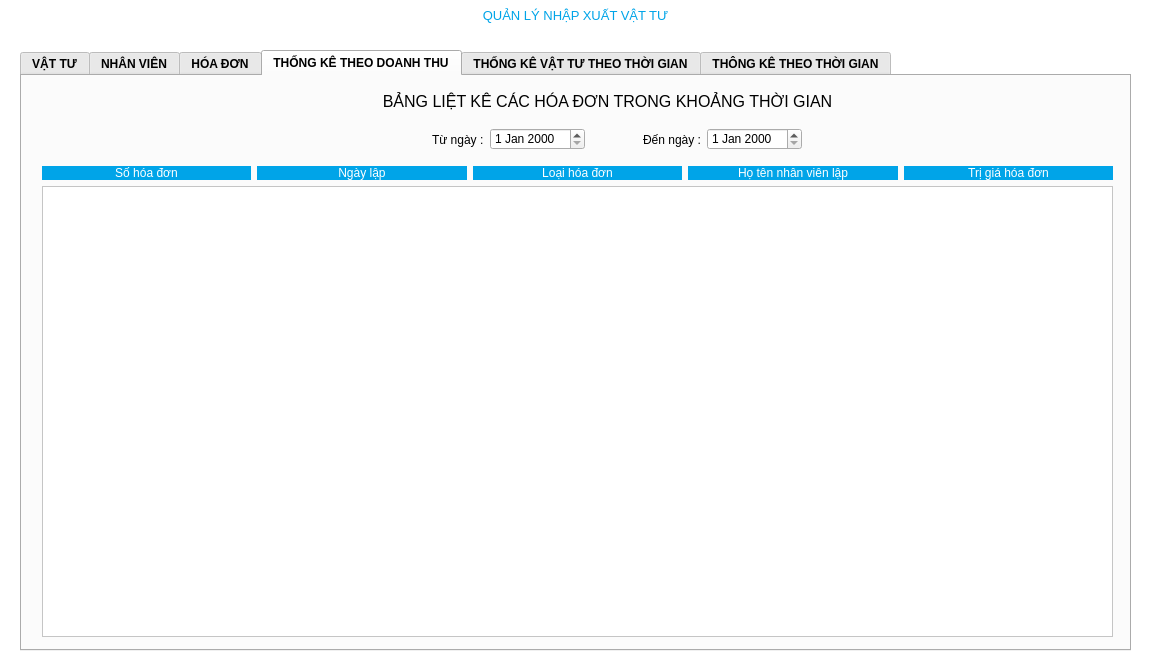
First picture: the form in src/view/mainwindow.ui, repository VinhNguyenD23/facilitiesManagement, before the edit.
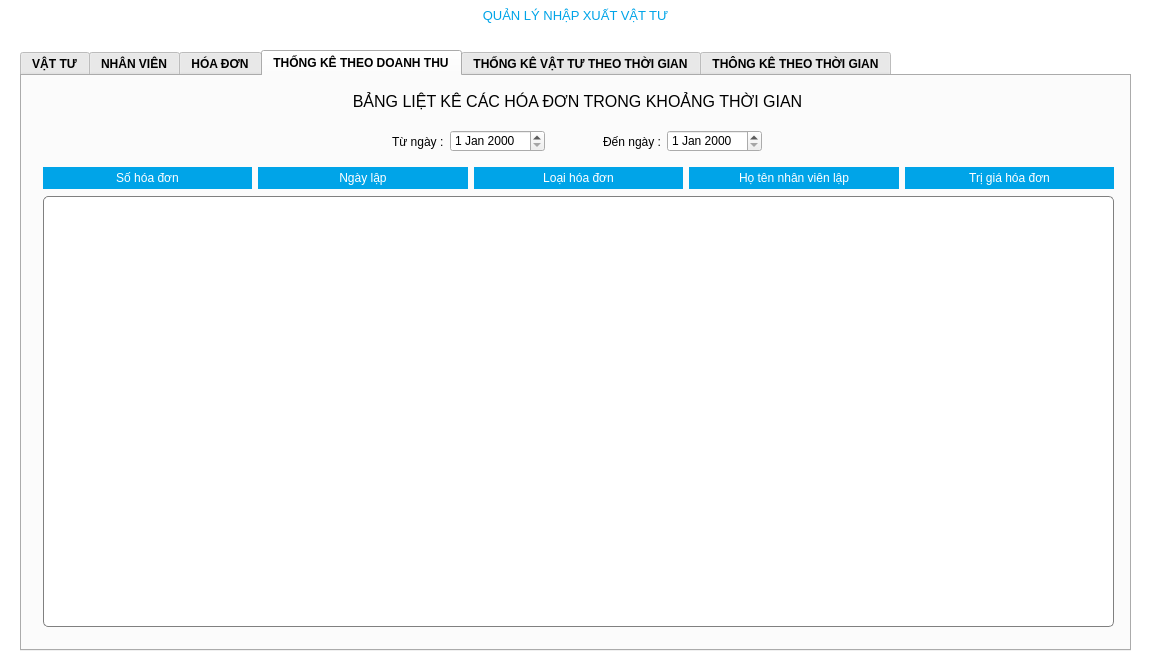
Second picture: the form after the edit. The open tabs and pages were chosen to show the change.

Patch:
```diff
--- a/src/view/mainwindow.ui
+++ b/src/view/mainwindow.ui
@@ -161,7 +161,12 @@
                                                                 QPushButton {
                                                                 font: Bold &quot;Lato&quot;;
                                                                 color: #fff;
-                                                                }</string>
+                                                                }
+
+QTableWidget{
+	border: 1px solid gray;
+  	border-radius: 5px;
+ }</string>
       </property>
       <property name="tabPosition">
        <enum>QTabWidget::TabPosition::North</enum>
@@ -1026,9 +1031,9 @@
        <widget class="QLabel" name="tieude_2">
         <property name="geometry">
          <rect>
-          <x>250</x>
+          <x>0</x>
           <y>10</y>
-          <width>671</width>
+          <width>1111</width>
           <height>31</height>
          </rect>
         </property>
@@ -1045,10 +1050,10 @@
        <widget class="QWidget" name="layoutWidget7">
         <property name="geometry">
          <rect>
-          <x>410</x>
+          <x>370</x>
           <y>50</y>
           <width>370</width>
-          <height>27</height>
+          <height>31</height>
          </rect>
         </property>
         <layout class="QHBoxLayout" name="horizontalLayout_21">
@@ -1087,17 +1092,15 @@
          </item>
         </layout>
        </widget>
-       <widget class="QWidget" name="layoutWidget8">
+       <widget class="QWidget" name="">
         <property name="geometry">
          <rect>
-          <x>20</x>
-          <y>90</y>
+          <x>21</x>
+          <y>91</y>
           <width>1071</width>
-          <height>471</height>
+          <height>22</height>
          </rect>
         </property>
-        <layout class="QVBoxLayout" name="verticalLayout">
-         <item>
           <layout class="QHBoxLayout" name="horizontalLayout_20">
            <item>
             <widget class="QLabel" name="shd">
@@ -1185,9 +1188,16 @@
             </widget>
            </item>
           </layout>
-         </item>
-         <item>
+       </widget>
           <widget class="QTableWidget" name="statisticTimeTable">
+        <property name="geometry">
+         <rect>
+          <x>21</x>
+          <y>120</y>
+          <width>1071</width>
+          <height>431</height>
+         </rect>
+        </property>
            <property name="horizontalScrollBarPolicy">
             <enum>Qt::ScrollBarPolicy::ScrollBarAlwaysOff</enum>
            </property>
@@ -1195,9 +1205,10 @@
             <enum>Qt::PenStyle::DashLine</enum>
            </property>
           </widget>
-         </item>
-        </layout>
-       </widget>
+       <zorder>tieude_2</zorder>
+       <zorder>layoutWidget7</zorder>
+       <zorder>layoutWidget8</zorder>
+       <zorder>statisticTimeTable</zorder>
       </widget>
       <widget class="QWidget" name="tab">
        <attribute name="title">
```
Left out of the diff: 16 changed lines with no effect on the pictures. Lines whose indentation alone changed are shown as unchanged.
